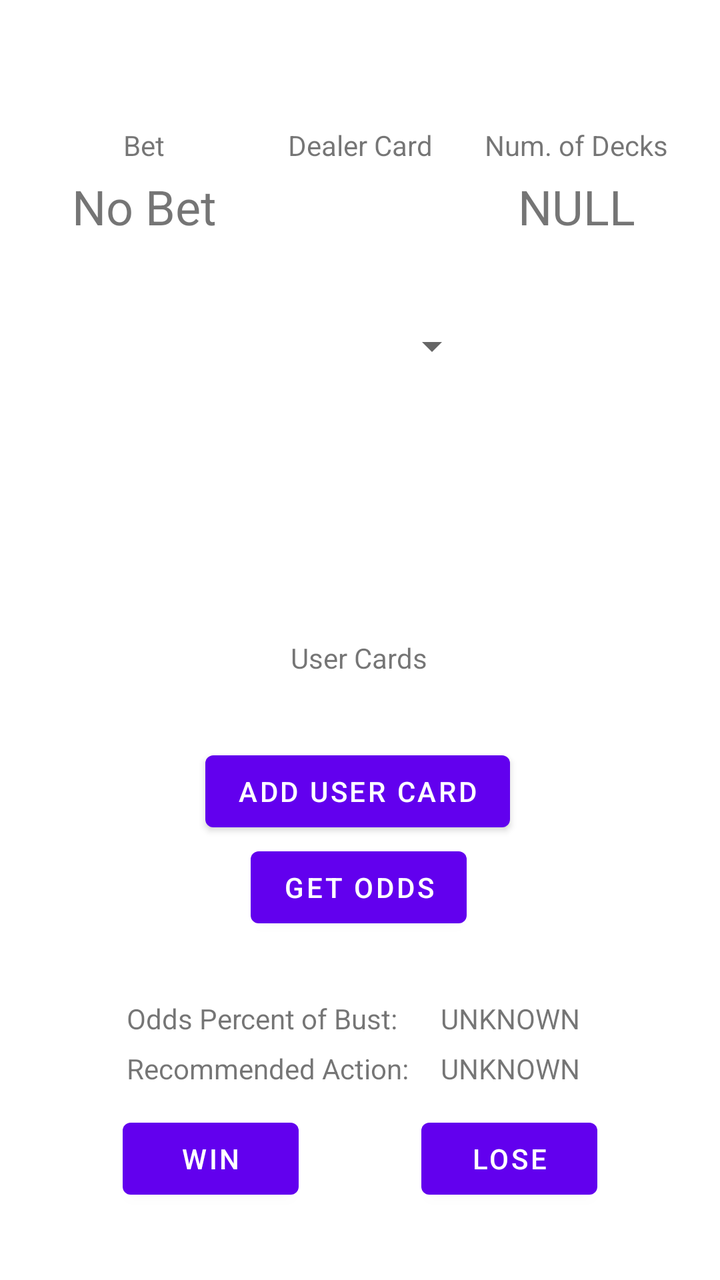
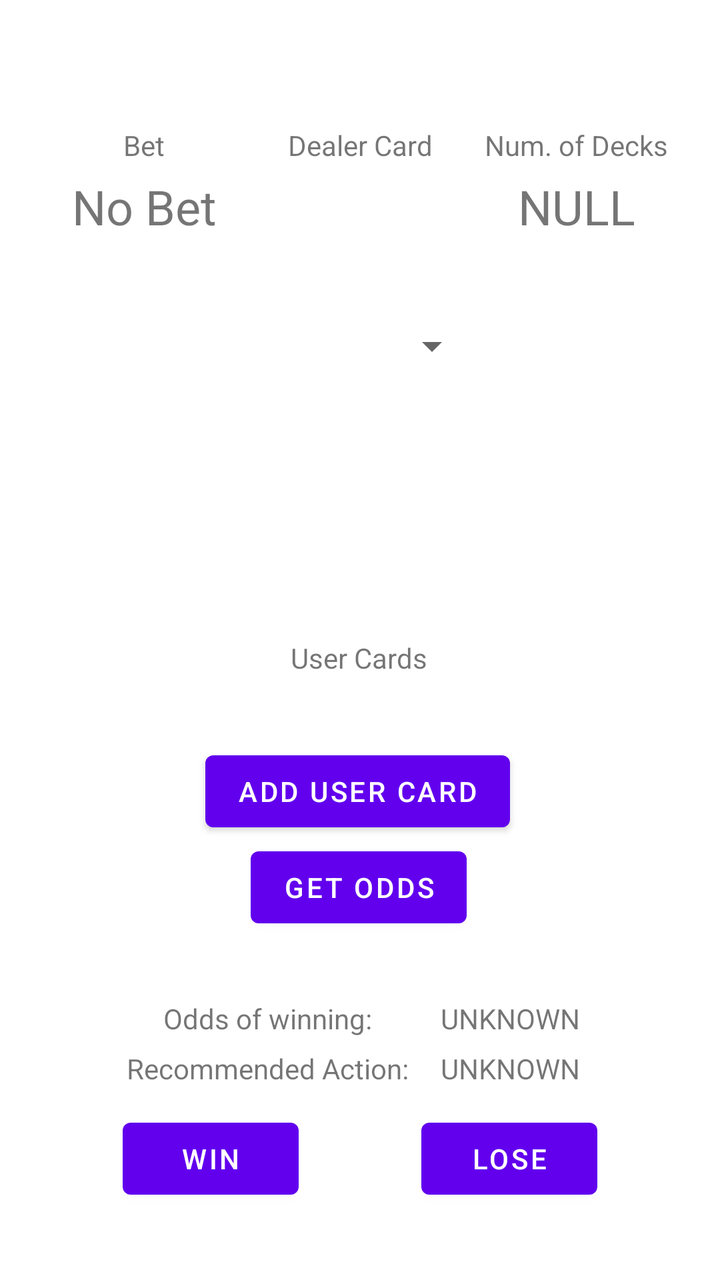

Two renders of the same Android screen: before a commit and after it. Below are the layout's source before the change and the commit's diff.
<!-- AndroidManifest.xml: application theme Theme.GamblingBadger -->
<!-- res/layout/fragment_blackjack.xml -->
<?xml version="1.0" encoding="utf-8"?>
<androidx.constraintlayout.widget.ConstraintLayout xmlns:android="http://schemas.android.com/apk/res/android"
    xmlns:app="http://schemas.android.com/apk/res-auto"
    xmlns:tools="http://schemas.android.com/tools"
    android:layout_width="match_parent"
    android:layout_height="match_parent"
    tools:context=".gamesession.blackjack.BlackjackFragment">

    <TextView
        android:id="@+id/odds_label_Blackjack"
        android:layout_width="wrap_content"
        android:layout_height="wrap_content"
        android:text="Odds Percent of Bust:"
        app:layout_constraintBottom_toBottomOf="parent"
        app:layout_constraintEnd_toEndOf="parent"
        app:layout_constraintHorizontal_bias="0.283"
        app:layout_constraintStart_toStartOf="parent"
        app:layout_constraintTop_toBottomOf="@+id/GetOddsButton"
        app:layout_constraintVertical_bias="0.208" />

    <TextView
        android:id="@+id/RecommendedAction_textview_Blackjack"
        android:layout_width="wrap_content"
        android:layout_height="wrap_content"
        android:text="UNKNOWN"
        app:layout_constraintBottom_toBottomOf="parent"
        app:layout_constraintEnd_toEndOf="parent"
        app:layout_constraintHorizontal_bias="0.759"
        app:layout_constraintStart_toStartOf="parent"
        app:layout_constraintTop_toTopOf="parent"
        app:layout_constraintVertical_bias="0.845" />

    <Spinner
        android:id="@+id/blackjackFrag_spinner_dealerCard"
        android:layout_width="120dp"
        android:layout_height="150dp"
        android:contentDescription="@string/temporary"
        android:dropDownWidth="100dp"
        app:layout_constraintBottom_toBottomOf="parent"
        app:layout_constraintEnd_toEndOf="parent"
        app:layout_constraintHorizontal_bias="0.5"
        app:layout_constraintStart_toStartOf="parent"
        app:layout_constraintTop_toTopOf="parent"
        app:layout_constraintVertical_bias="0.20" />

    <Button
        android:id="@+id/blackjackFrag_button_addUserCard"
        android:layout_width="wrap_content"
        android:layout_height="wrap_content"
        android:text="@string/blackjackFrag_button_addUserCard"
        app:layout_constraintBottom_toBottomOf="parent"
        app:layout_constraintEnd_toEndOf="parent"
        app:layout_constraintHorizontal_bias="0.494"
        app:layout_constraintStart_toStartOf="parent"
        app:layout_constraintTop_toTopOf="parent"
        app:layout_constraintVertical_bias="0.628" />

    <androidx.constraintlayout.widget.Group
        android:id="@+id/blackjackFrag_group_userCards"
        android:layout_width="wrap_content"
        android:layout_height="wrap_content"
        app:layout_constraintBottom_toBottomOf="parent"
        app:layout_constraintEnd_toEndOf="parent"
        app:layout_constraintStart_toStartOf="parent"
        app:layout_constraintTop_toTopOf="parent" />

    <TextView
        android:id="@+id/textView"
        android:layout_width="wrap_content"
        android:layout_height="wrap_content"
        android:layout_marginBottom="16dp"
        android:text="@string/blackjackFrag_textView_dealerCard_label"
        app:layout_constraintBottom_toTopOf="@+id/blackjackFrag_spinner_dealerCard"
        app:layout_constraintEnd_toEndOf="parent"
        app:layout_constraintStart_toStartOf="parent"
        app:layout_constraintTop_toTopOf="parent"
        app:layout_constraintVertical_bias="1.0" />

    <TextView
        android:id="@+id/UserCardAmount"
        android:layout_width="wrap_content"
        android:layout_height="wrap_content"
        android:text="User Cards"
        app:layout_constraintBottom_toBottomOf="parent"
        app:layout_constraintEnd_toEndOf="parent"
        app:layout_constraintHorizontal_bias="0.498"
        app:layout_constraintStart_toStartOf="parent"
        app:layout_constraintTop_toTopOf="parent"
        app:layout_constraintVertical_bias="0.514" />

    <TextView
        android:id="@+id/blackjackFrag_textView_numberOfDecks_title"
        android:layout_width="wrap_content"
        android:layout_height="wrap_content"
        android:text="@string/blackjackFrag_textView_numberOfDecks_title_text"
        app:layout_constraintEnd_toEndOf="parent"
        app:layout_constraintHorizontal_bias="0.5"
        app:layout_constraintStart_toEndOf="@+id/textView"
        app:layout_constraintTop_toTopOf="@+id/textView" />

    <TextView
        android:id="@+id/blackjackFrag_textView_numberOfDecks_display"
        android:layout_width="wrap_content"
        android:layout_height="wrap_content"
        android:layout_marginTop="5dp"
        android:text="NULL"
        android:textSize="24sp"
        app:layout_constraintEnd_toEndOf="parent"
        app:layout_constraintStart_toEndOf="@+id/textView"
        app:layout_constraintTop_toBottomOf="@+id/blackjackFrag_textView_numberOfDecks_title" />

    <Button
        android:id="@+id/GetOddsButton"
        android:layout_width="wrap_content"
        android:layout_height="wrap_content"
        android:text="Get Odds"
        app:layout_constraintEnd_toEndOf="parent"
        app:layout_constraintHorizontal_bias="0.498"
        app:layout_constraintStart_toStartOf="parent"
        app:layout_constraintTop_toBottomOf="@+id/blackjackFrag_button_addUserCard" />

    <Button
        android:id="@+id/WinButton"
        android:layout_width="wrap_content"
        android:layout_height="wrap_content"
        android:text="Win"
        app:layout_constraintBottom_toBottomOf="parent"
        app:layout_constraintEnd_toStartOf="@+id/LoseButton"
        app:layout_constraintHorizontal_bias="0.5"
        app:layout_constraintStart_toStartOf="parent"
        app:layout_constraintTop_toTopOf="parent"
        app:layout_constraintVertical_bias="0.938" />

    <Button
        android:id="@+id/LoseButton"
        android:layout_width="wrap_content"
        android:layout_height="wrap_content"
        android:text="Lose"
        app:layout_constraintBottom_toBottomOf="@+id/WinButton"
        app:layout_constraintEnd_toEndOf="parent"
        app:layout_constraintHorizontal_bias="0.5"
        app:layout_constraintStart_toEndOf="@+id/WinButton" />

    <TextView
        android:id="@+id/textView3"
        android:layout_width="wrap_content"
        android:layout_height="wrap_content"
        android:text="Bet"
        app:layout_constraintEnd_toStartOf="@+id/textView"
        app:layout_constraintStart_toStartOf="parent"
        app:layout_constraintTop_toTopOf="@+id/textView" />

    <TextView
        android:id="@+id/betTextview"
        android:layout_width="wrap_content"
        android:layout_height="wrap_content"
        android:layout_marginTop="5dp"
        android:text="No Bet"
        android:textSize="24sp"
        app:layout_constraintEnd_toStartOf="@+id/textView"
        app:layout_constraintStart_toStartOf="parent"
        app:layout_constraintTop_toBottomOf="@+id/textView3" />

    <TextView
        android:id="@+id/oddsTextview"
        android:layout_width="wrap_content"
        android:layout_height="wrap_content"
        android:text="UNKNOWN"
        app:layout_constraintBottom_toBottomOf="parent"
        app:layout_constraintEnd_toEndOf="parent"
        app:layout_constraintHorizontal_bias="0.759"
        app:layout_constraintStart_toStartOf="parent"
        app:layout_constraintTop_toBottomOf="@+id/GetOddsButton"
        app:layout_constraintVertical_bias="0.208" />

    <TextView
        android:id="@+id/RecommendedAction_Label_Blackjack"
        android:layout_width="wrap_content"
        android:layout_height="wrap_content"
        android:text="Recommended Action:"
        app:layout_constraintBottom_toBottomOf="parent"
        app:layout_constraintEnd_toEndOf="parent"
        app:layout_constraintHorizontal_bias="0.289"
        app:layout_constraintStart_toStartOf="parent"
        app:layout_constraintTop_toTopOf="parent"
        app:layout_constraintVertical_bias="0.845" />

</androidx.constraintlayout.widget.ConstraintLayout>
<!-- resources referenced by this layout -->
<resources>
  <string name="blackjackFrag_button_addUserCard">Add User Card</string>
  <string name="blackjackFrag_textView_dealerCard_label">Dealer Card</string>
  <string name="blackjackFrag_textView_numberOfDecks_title_text">Num. of Decks</string>
  <string name="temporary">TEMP</string>
  <style name="Theme.GamblingBadger" parent="Theme.MaterialComponents.DayNight.DarkActionBar">
          
          <item name="colorPrimary">@color/purple_500</item>
          <item name="colorPrimaryVariant">@color/purple_700</item>
          <item name="colorOnPrimary">@color/white</item>
          
          <item name="colorSecondary">@color/teal_200</item>
          <item name="colorSecondaryVariant">@color/teal_700</item>
          <item name="colorOnSecondary">@color/black</item>
          
          <item name="android:statusBarColor" tools:targetApi="l">?attr/colorPrimaryVariant</item>
          
      </style>
  <color name="purple_500">#FF6200EE</color>
  <color name="purple_700">#FF3700B3</color>
  <color name="white">#FFFFFFFF</color>
  <color name="teal_200">#FF03DAC5</color>
  <color name="teal_700">#FF018786</color>
  <color name="black">#FF000000</color>
</resources>

<!-- the commit's change to res/layout/fragment_blackjack.xml (unified diff, before → after) -->
@@ -10,11 +10,10 @@
         android:id="@+id/odds_label_Blackjack"
         android:layout_width="wrap_content"
         android:layout_height="wrap_content"
-        android:text="Odds Percent of Bust:"
+        android:text="Odds of winning:"
         app:layout_constraintBottom_toBottomOf="parent"
-        app:layout_constraintEnd_toEndOf="parent"
-        app:layout_constraintHorizontal_bias="0.283"
-        app:layout_constraintStart_toStartOf="parent"
+        app:layout_constraintEnd_toEndOf="@+id/RecommendedAction_Label_Blackjack"
+        app:layout_constraintStart_toStartOf="@+id/RecommendedAction_Label_Blackjack"
         app:layout_constraintTop_toBottomOf="@+id/GetOddsButton"
         app:layout_constraintVertical_bias="0.208" />
 
